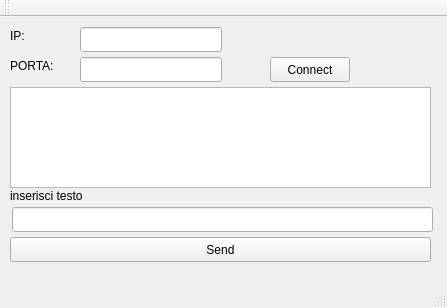
Above: ClientChatNando/mainwindow.ui from Elvisnando/cpp-ex before the change. Below: the same form after it.
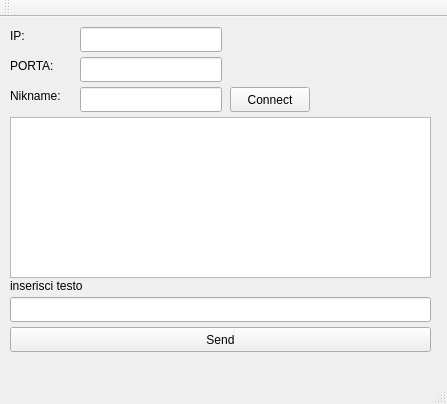
That is the form after the change.

```diff
--- a/ClientChatNando/mainwindow.ui
+++ b/ClientChatNando/mainwindow.ui
@@ -7,7 +7,7 @@
     <x>0</x>
     <y>0</y>
     <width>447</width>
-    <height>308</height>
+    <height>404</height>
    </rect>
   </property>
   <property name="windowTitle">
@@ -53,8 +53,8 @@
    <widget class="QPushButton" name="pushButton">
     <property name="geometry">
      <rect>
-      <x>270</x>
-      <y>40</y>
+      <x>230</x>
+      <y>70</y>
       <width>80</width>
       <height>25</height>
      </rect>
@@ -77,7 +77,7 @@
     <property name="geometry">
      <rect>
       <x>10</x>
-      <y>220</y>
+      <y>310</y>
       <width>421</width>
       <height>25</height>
      </rect>
@@ -86,21 +86,11 @@
      <string>Send</string>
     </property>
    </widget>
-   <widget class="QTextBrowser" name="textBrowser">
-    <property name="geometry">
-     <rect>
-      <x>10</x>
-      <y>70</y>
-      <width>421</width>
-      <height>101</height>
-     </rect>
-    </property>
-   </widget>
    <widget class="QLabel" name="label_3">
     <property name="geometry">
      <rect>
       <x>10</x>
-      <y>170</y>
+      <y>260</y>
       <width>121</width>
       <height>17</height>
      </rect>
@@ -112,13 +102,46 @@
    <widget class="QLineEdit" name="lineEdit_3">
     <property name="geometry">
      <rect>
-      <x>12</x>
-      <y>190</y>
+      <x>10</x>
+      <y>280</y>
       <width>421</width>
       <height>25</height>
      </rect>
     </property>
    </widget>
+   <widget class="QLabel" name="label_4">
+    <property name="geometry">
+     <rect>
+      <x>10</x>
+      <y>70</y>
+      <width>67</width>
+      <height>17</height>
+     </rect>
+    </property>
+    <property name="text">
+     <string>Nikname:</string>
+    </property>
+   </widget>
+   <widget class="QLineEdit" name="lineEdit_4">
+    <property name="geometry">
+     <rect>
+      <x>80</x>
+      <y>70</y>
+      <width>142</width>
+      <height>25</height>
+     </rect>
+    </property>
+   </widget>
+   <widget class="QListWidget" name="listWidget">
+    <property name="geometry">
+     <rect>
+      <x>10</x>
+      <y>100</y>
+      <width>421</width>
+      <height>161</height>
+     </rect>
+    </property>
+   </widget>
   </widget>
   <widget class="QMenuBar" name="menuBar">
    <property name="geometry">
```
